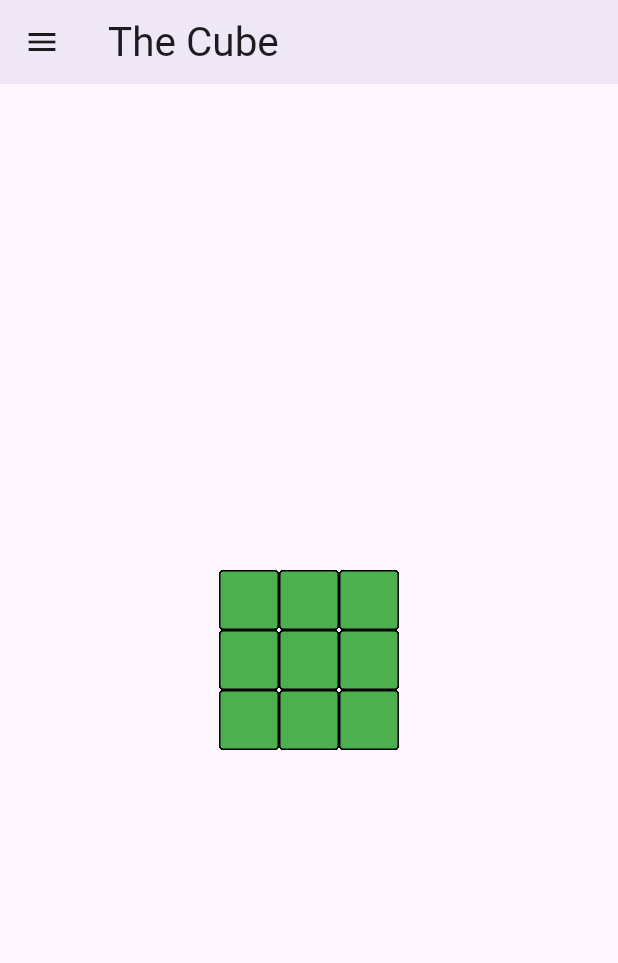
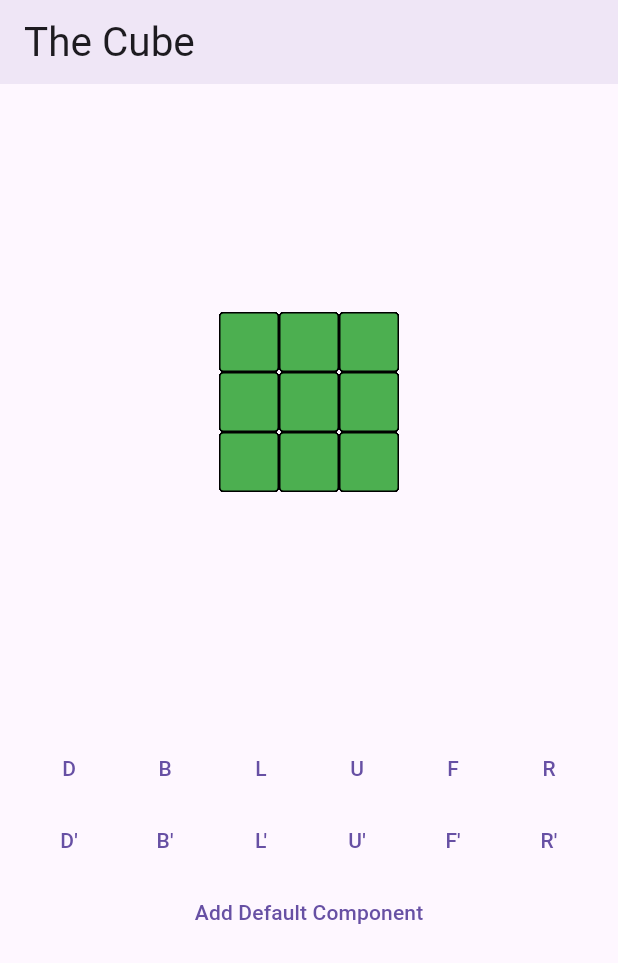
Before and after one commit to Lichyo/CyCube, a Flutter app: the screen it shows after launch, on a phone screen of 412 x 824 dp. Shown: the top 963 px of the screen. Run offline on Flutter 3.47's test engine with Material 3 defaults, Android fonts, the phone set to English and light mode, and no system bars; our stand-ins replace firebase_auth, firebase_core, firebase_storage, font_awesome_flutter, gap, google_fonts and 1 more; accounts and stored records are empty; Roboto replaces fonts that are missing (Aboreto).

Commit message:
Cube Movements (#6)
* lab : giving sample to rotate single piece of cube

* r,u,b inverse step

* move method fixed and refactor by the way

```diff
--- a/lib/cube/cube.dart
+++ b/lib/cube/cube.dart
@@ -1,46 +1,31 @@
-import 'dart:math';
-
-import 'cube_component.dart';
+import 'package:cube/cube/single_cube_model.dart';
 import 'package:flutter/material.dart';
+import 'cube_state.dart';
 
 class Cube extends StatelessWidget {
-  List<Widget> cube = [];
+  final List<Widget> _cube = [];
+  final CubeState cubeState;
 
-  Cube({super.key}) {
-    final CubeComponent pieceCube = CubeComponent();
-    final pieceCubeWidth = pieceCube.cubeWidth;
-
-    cube.add(
-      Transform(
-        transform: Matrix4.identity(),
-        child: CubeComponent(
-          isBlack: true,
+  Cube({super.key, required this.cubeState}) {
+    for (SingleCubeModel cube in cubeState.cubeModels) {
+      _cube.add(
+        Transform(
+          transform: Matrix4.identity()
+            ..translate(
+              cube.x, // 向右遞增
+              cube.y, // 向下遞增
+              cube.z, // 向前遞增
+            ),
+          child: cube.component,
         ),
-      ),
-    );
-    for (int z = -1; z < 2; z++) {
-      for (int y = -1; y < 2; y++) {
-        for (int x = -1; x < 2; x++) {
-          cube.add(
-            Transform(
-              transform: Matrix4.identity()
-                ..translate(
-                  x * pieceCubeWidth, // 向右遞增
-                  -y * pieceCubeWidth, // 向下遞增
-                  z * pieceCubeWidth, // 向前遞增
-                ),
-              child: pieceCube,
-            ),
-          );
-        }
-      }
+      );
     }
   }
 
   @override
   Widget build(BuildContext context) {
     return Stack(
-      children: cube,
+      children: _cube,
     );
   }
 }
--- a/lib/cube/cube_component.dart
+++ b/lib/cube/cube_component.dart
@@ -4,10 +4,16 @@ import 'dart:math';
 enum Facing { top, bottom, left, right, front, back }
 
 class CubeComponent extends StatelessWidget {
-  final double cubeWidth = 40;
+  final double cubeWidth;
   Map<Facing, Widget> _cube = {};
+  final Map<Facing, Color> cubeColor;
 
-  CubeComponent({super.key, isBlack = false}) {
+  CubeComponent({
+    super.key,
+    isBlack = false,
+    required this.cubeWidth,
+    required this.cubeColor,
+  }) {
     if (isBlack) {
       _cube = {
         Facing.top: Transform(
@@ -120,7 +126,7 @@ class CubeComponent extends StatelessWidget {
             width: cubeWidth,
             height: cubeWidth,
             decoration: BoxDecoration(
-              color: Colors.white,
+              color: cubeColor[Facing.top],
               border: Border.all(color: Colors.black),
               borderRadius: const BorderRadius.all(
                 Radius.circular(3),
@@ -137,7 +143,7 @@ class CubeComponent extends StatelessWidget {
             width: cubeWidth,
             height: cubeWidth,
             decoration: BoxDecoration(
-              color: Colors.yellow,
+              color: cubeColor[Facing.bottom],
               border: Border.all(color: Colors.black),
               borderRadius: const BorderRadius.all(
                 Radius.circular(3),
@@ -154,7 +160,7 @@ class CubeComponent extends StatelessWidget {
             width: cubeWidth,
             height: cubeWidth,
             decoration: BoxDecoration(
-              color: Colors.orange,
+              color: cubeColor[Facing.left],
               border: Border.all(color: Colors.black),
               borderRadius: const BorderRadius.all(
                 Radius.circular(3),
@@ -171,7 +177,7 @@ class CubeComponent extends StatelessWidget {
             width: cubeWidth,
             height: cubeWidth,
             decoration: BoxDecoration(
-              color: Colors.red,
+              color: cubeColor[Facing.right],
               border: Border.all(color: Colors.black),
               borderRadius: const BorderRadius.all(
                 Radius.circular(3),
@@ -186,7 +192,7 @@ class CubeComponent extends StatelessWidget {
             width: cubeWidth,
             height: cubeWidth,
             decoration: BoxDecoration(
-              color: Colors.green,
+              color: cubeColor[Facing.front],
               border: Border.all(color: Colors.black),
               borderRadius: const BorderRadius.all(
                 Radius.circular(3),
@@ -201,7 +207,7 @@ class CubeComponent extends StatelessWidget {
             width: cubeWidth,
             height: cubeWidth,
             decoration: BoxDecoration(
-              color: Colors.blue,
+              color: cubeColor[Facing.back],
               border: Border.all(color: Colors.black),
               borderRadius: const BorderRadius.all(
                 Radius.circular(3),
--- /dev/null
+++ b/lib/cube/cube_state.dart
@@ -0,0 +1,132 @@
+import 'package:cube/cube/cube.dart';
+import 'package:cube/cube/cube_component.dart';
+import 'single_cube_model.dart';
+import 'package:flutter/material.dart';
+
+class CubeState {
+  List<SingleCubeModel> cubeModels = [];
+  final double width;
+  Map<Facing, Color> cubeColor = {
+    Facing.top: Colors.white,
+    Facing.bottom: Colors.yellow,
+    Facing.right: Colors.red,
+    Facing.left: Colors.orange,
+    Facing.front: Colors.green,
+    Facing.back: Colors.blue,
+  };
+
+  void updateCubeComponent({
+    required int id,
+  }) {
+    final updatedCubeColor = _updateXColor(cube: cubeModels[id]);
+    cubeModels[id] = SingleCubeModel(
+      cubeColor: updatedCubeColor,
+      id: id,
+      component: CubeComponent(
+        cubeWidth: width,
+        cubeColor: updatedCubeColor,
+      ),
+      x: cubeModels[id].x,
+      y: cubeModels[id].y,
+      z: cubeModels[id].z,
+    );
+  }
+
+  CubeState({required this.width}) {
+    int id = 0;
+    for (int z = -1; z < 2; z++) {
+      for (int y = -1; y < 2; y++) {
+        for (int x = -1; x < 2; x++) {
+          cubeModels.add(
+            SingleCubeModel(
+              id: id,
+              cubeColor: cubeColor,
+              component: CubeComponent(
+                cubeColor: cubeColor,
+                cubeWidth: width,
+              ),
+              x: x * width,
+              y: -y * width,
+              z: z * width,
+            ),
+          );
+          id++;
+        }
+      }
+    }
+  }
+
+  void _shift(List<int> cornerIds, List<int> edgeIds) {
+    final CubeComponent cornerComponent = cubeModels[cornerIds[0]].component;
+    cubeModels[cornerIds[0]].component = cubeModels[cornerIds[1]].component;
+    cubeModels[cornerIds[1]].component = cubeModels[cornerIds[2]].component;
+    cubeModels[cornerIds[2]].component = cubeModels[cornerIds[3]].component;
+    cubeModels[cornerIds[3]].component = cornerComponent;
+
+    final CubeComponent edgeComponent = cubeModels[edgeIds[0]].component;
+    cubeModels[edgeIds[0]].component = cubeModels[edgeIds[1]].component;
+    cubeModels[edgeIds[1]].component = cubeModels[edgeIds[2]].component;
+    cubeModels[edgeIds[2]].component = cubeModels[edgeIds[3]].component;
+    cubeModels[edgeIds[3]].component = edgeComponent;
+  }
+
+  void rMove() {
+    _shift([26, 20, 2, 8], [5, 17, 23, 11]);
+  }
+
+  void rMoveReverse() {
+    _shift([8, 2, 20, 26], [11, 23, 17, 5]);
+  }
+
+  void lMove() {
+    _shift([6, 0, 18, 24], [9, 3, 15, 21]);
+  }
+
+  void lMoveReverse() {
+    _shift([24, 18, 0, 6], [21, 15, 3, 9]);
+  }
+
+  void fMove() {
+    _shift([20, 26, 24, 18], [19, 23, 25, 21]);
+  }
+
+  void fMoveReverse() {
+    _shift([18, 24, 26, 20], [21, 25, 23, 19]);
+  }
+
+  void bMove() {
+    _shift([6, 8, 2, 0], [5, 7, 3, 1]);
+  }
+
+  void bMoveReverse() {
+    _shift([0, 2, 8, 6], [1, 3, 7, 5]);
+  }
+
+  void uMove() {
+    _shift([8, 6, 24, 26], [17, 7, 15, 25]);
+  }
+
+  void uMoveReverse() {
+    _shift([26, 24, 6, 8], [25, 15, 7, 17]);
+  }
+
+  void dMove() {
+    _shift([2, 20, 18, 0], [11, 1, 9, 19]);
+  }
+
+  void dMoveReverse() {
+    _shift([0, 18, 20, 2], [19, 9, 1, 11]);
+  }
+
+  Map<Facing, Color> _updateXColor({required SingleCubeModel cube}) {
+    Color topColor = cube.component.cubeColor[Facing.top]!;
+    cube.component.cubeColor[Facing.top] =
+        cube.component.cubeColor[Facing.front]!;
+    cube.component.cubeColor[Facing.front] =
+        cube.component.cubeColor[Facing.bottom]!;
+    cube.component.cubeColor[Facing.bottom] =
+        cube.component.cubeColor[Facing.back]!;
+    cube.component.cubeColor[Facing.back] = topColor;
+    return cube.cubeColor;
+  }
+}
--- /dev/null
+++ b/lib/cube/single_cube_model.dart
@@ -0,0 +1,20 @@
+import 'cube_component.dart';
+import 'package:flutter/material.dart';
+
+class SingleCubeModel {
+  final double x;
+  final double y;
+  final double z;
+  final int id;
+  CubeComponent component;
+  Map<Facing, Color> cubeColor;
+
+  SingleCubeModel({
+    required this.cubeColor,
+    required this.id,
+    required this.component,
+    required this.x,
+    required this.y,
+    required this.z,
+  });
+}
--- a/lib/view/home_page.dart
+++ b/lib/view/home_page.dart
@@ -1,10 +1,11 @@
+import 'package:cube/cube/cube_component.dart';
+import 'package:cube/cube/cube_state.dart';
+import 'package:cube/cube/single_cube_model.dart';
 import 'package:flutter/material.dart';
 import 'package:cube/cube/cube.dart';
 import 'package:google_fonts/google_fonts.dart';
 import 'dart:math';
-import 'package:firebase_auth/firebase_auth.dart';
-import 'package:cube/service/auth_service.dart';
-import 'package:cube/components/drawer.dart';
+import 'package:gap/gap.dart';
 
 class RubiksCube extends StatefulWidget {
   const RubiksCube({super.key});
@@ -15,8 +16,7 @@ class RubiksCube extends StatefulWidget {
 
 class _RubiksCubeState extends State<RubiksCube> {
   Offset _offset = Offset.zero;
-  final AuthService _auth = AuthService();
-  FirebaseAuth auth = FirebaseAuth.instance;
+  CubeState cubeState = CubeState(width: 40);
 
   @override
   void initState() {
@@ -33,7 +33,6 @@ class _RubiksCubeState extends State<RubiksCube> {
           });
         },
         child: Scaffold(
-          drawer: CustomDrawer(auth: _auth),
           appBar: AppBar(
             elevation: 5,
             title: Text(
@@ -55,8 +54,119 @@ class _RubiksCubeState extends State<RubiksCube> {
                   ..rotateY(_offset.dx * pi / 180)
                   ..setEntry(2, 2, 0.001),
                 child: Center(
-                  child: Cube(),
+                  child: Cube(cubeState: cubeState),
                 ),
+              ),
+              const Gap(200),
+              Column(
+                children: [
+                  Row(
+                    mainAxisAlignment: MainAxisAlignment.center,
+                    children: [
+                      TextButton(
+                          onPressed: () {
+                            setState(() {
+                              cubeState.dMove();
+                            });
+                          },
+                          child: const Text('D')),
+                      TextButton(
+                          onPressed: () {
+                            setState(() {
+                              cubeState.bMove();
+                            });
+                          },
+                          child: const Text('B')),
+                      TextButton(
+                          onPressed: () {
+                            setState(() {
+                              cubeState.lMove();
+                            });
+                          },
+                          child: const Text('L')),
+                      TextButton(
+                          onPressed: () {
+                            setState(() {
+                              cubeState.uMove();
+                            });
+                          },
+                          child: const Text('U')),
+                      TextButton(
+                          onPressed: () {
+                            setState(() {
+                              cubeState.fMove();
+                            });
+                          },
+                          child: const Text('F')),
+                      TextButton(
+                          onPressed: () {
+                            setState(() {
+                              cubeState.rMove();
+                            });
+                          },
+                          child: const Text('R')),
+                    ],
+                  ),
+                  Row(
+                    mainAxisAlignment: MainAxisAlignment.center,
+                    children: [
+                      TextButton(
+                          onPressed: () {
+                            setState(() {
+                              cubeState.dMoveReverse();
+                            });
+                          },
+                          child: const Text('D\'')),
+                      TextButton(
+                          onPressed: () {
+                            setState(() {
+                              cubeState.bMoveReverse();
+                            });
+                          },
+                          child: const Text('B\'')),
+                      TextButton(
+                          onPressed: () {
+                            setState(() {
+                              cubeState.lMoveReverse();
+                            });
+                          },
+                          child: const Text('L\'')),
+                      TextButton(
+                          onPressed: () {
+                            setState(() {
+                              cubeState.uMoveReverse();
+                            });
+                          },
+                          child: const Text('U\'')),
+                      TextButton(
+                          onPressed: () {
+                            setState(() {
+                              cubeState.fMoveReverse();
+                            });
+                          },
+                          child: const Text('F\'')),
+                      TextButton(
+                          onPressed: () {
+                            setState(() {
+                              cubeState.rMoveReverse();
+                            });
+                          },
+                          child: const Text('R\'')),
+                    ],
+                  ),
+                ],
+              ),
+              TextButton(
+                onPressed: () {
+                  setState(() {
+                    cubeState.cubeModels[26].component = CubeComponent(
+                      cubeWidth: 40,
+                      cubeColor: cubeState.cubeColor,
+                      isBlack: true,
+                    );
+                  });
+                },
+                child: const Text('Add Default Component'),
               ),
             ],
           ),
--- a/pubspec.yaml
+++ b/pubspec.yaml
@@ -24,6 +24,7 @@ dependencies:
   firebase_storage: ^11.5.6
   font_awesome_flutter: ^10.6.0
   firebase_auth: ^4.15.3
+  gap: ^3.0.1
 
 
 dev_dependencies:
```
Also changed, not shown: pubspec.lock.
